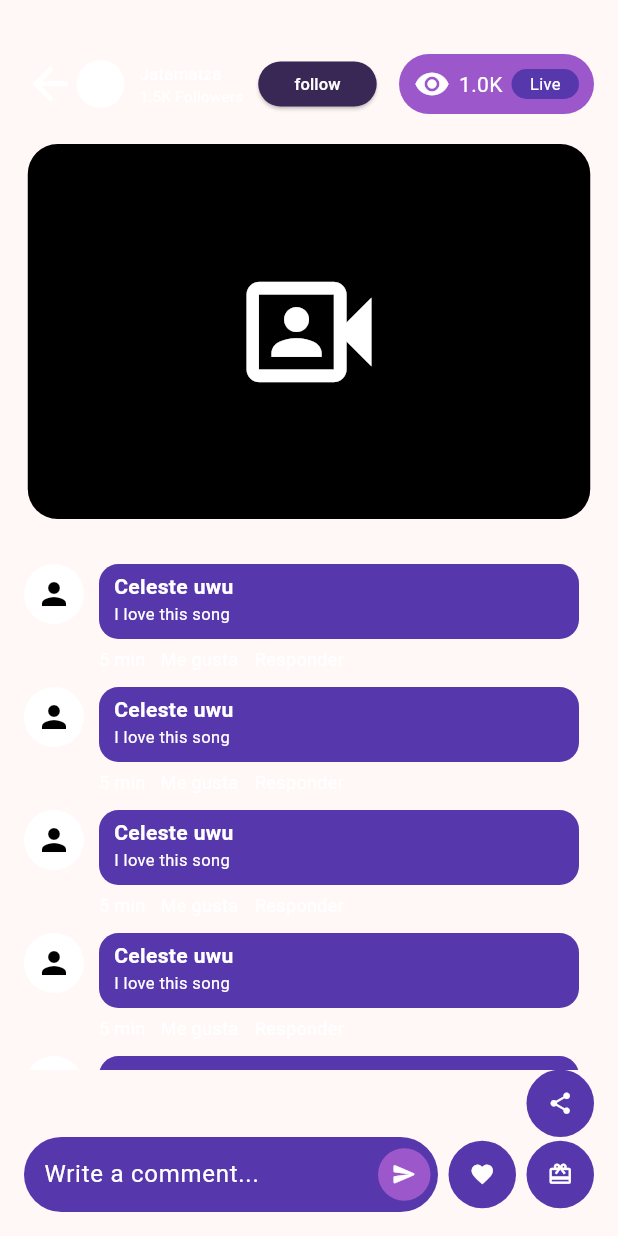
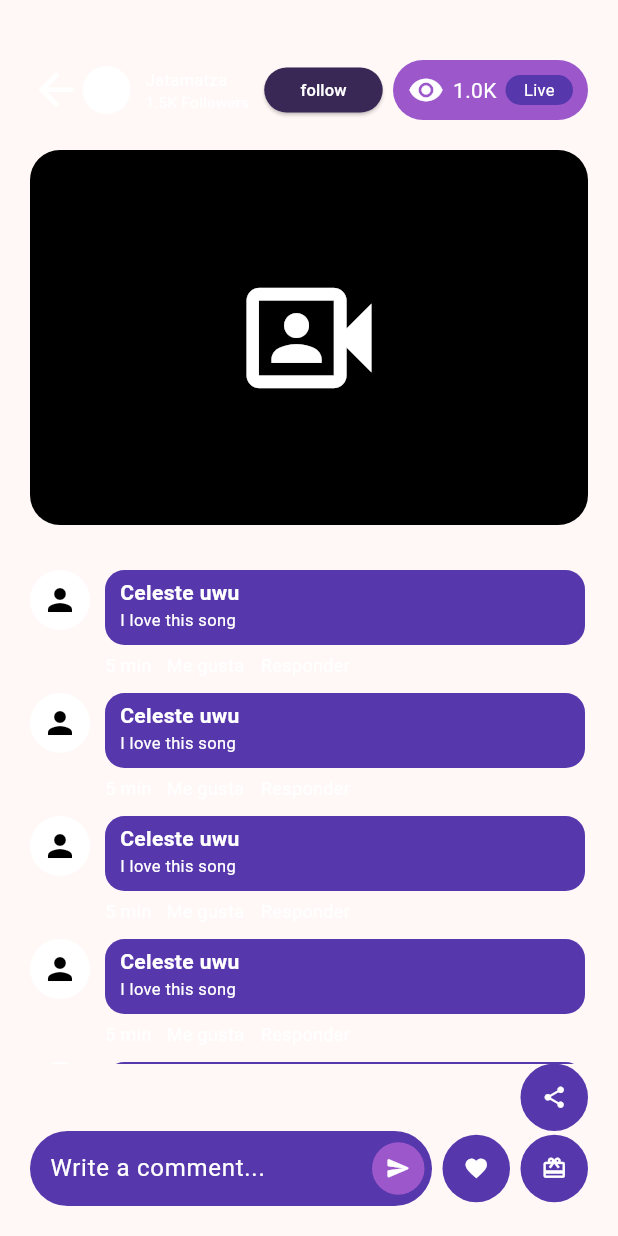
Before and after one commit to EpsyUwU/fifth_essence, a Flutter app: the screen it shows after launch, on a phone screen of 412 x 824 dp. Run offline on Flutter 3.47's test engine with Material 3 defaults, Android fonts, the light colour scheme and no system bars; our stand-ins replace intl_phone_number_input, pin_code_fields.

Commit message:
change the padding EdgeInsets.all to 20

```diff
--- a/lib/display/screens/streams/stream_view.dart
+++ b/lib/display/screens/streams/stream_view.dart
@@ -14,7 +14,7 @@ class StreamView extends StatelessWidget {
   Widget build(BuildContext context) {
     return Scaffold(
       body: Padding(
-        padding: const EdgeInsets.all(16),
+        padding: const EdgeInsets.all(20),
         child: Column(
           children: [
             const SizedBox(height: 20,),
```
